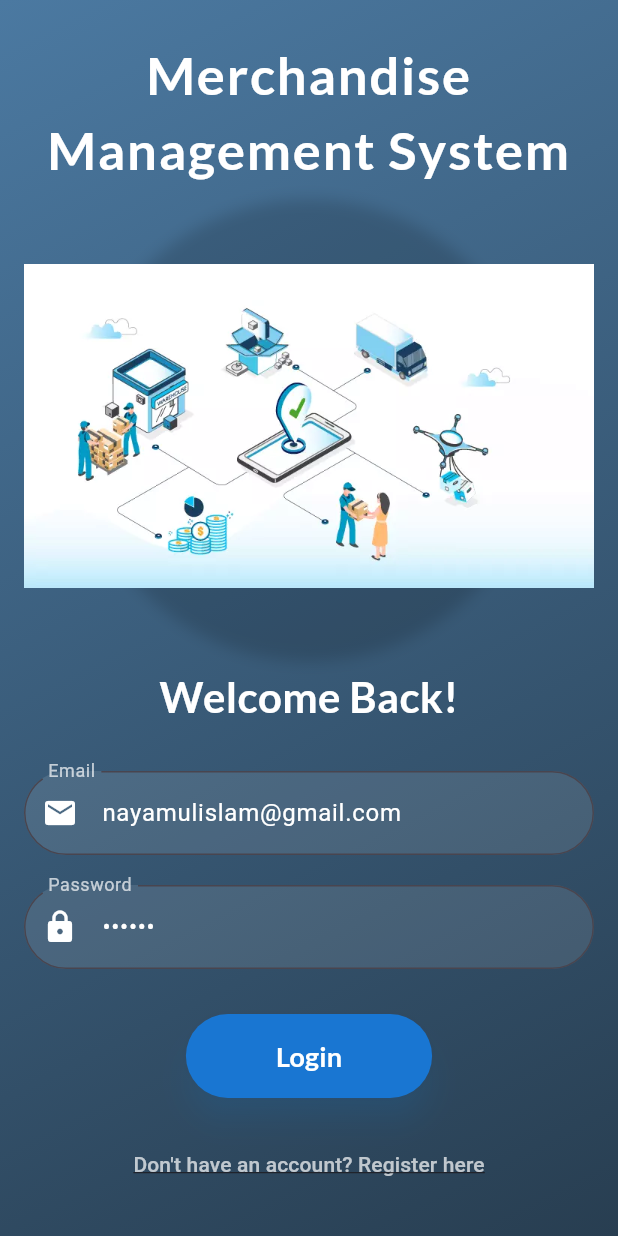
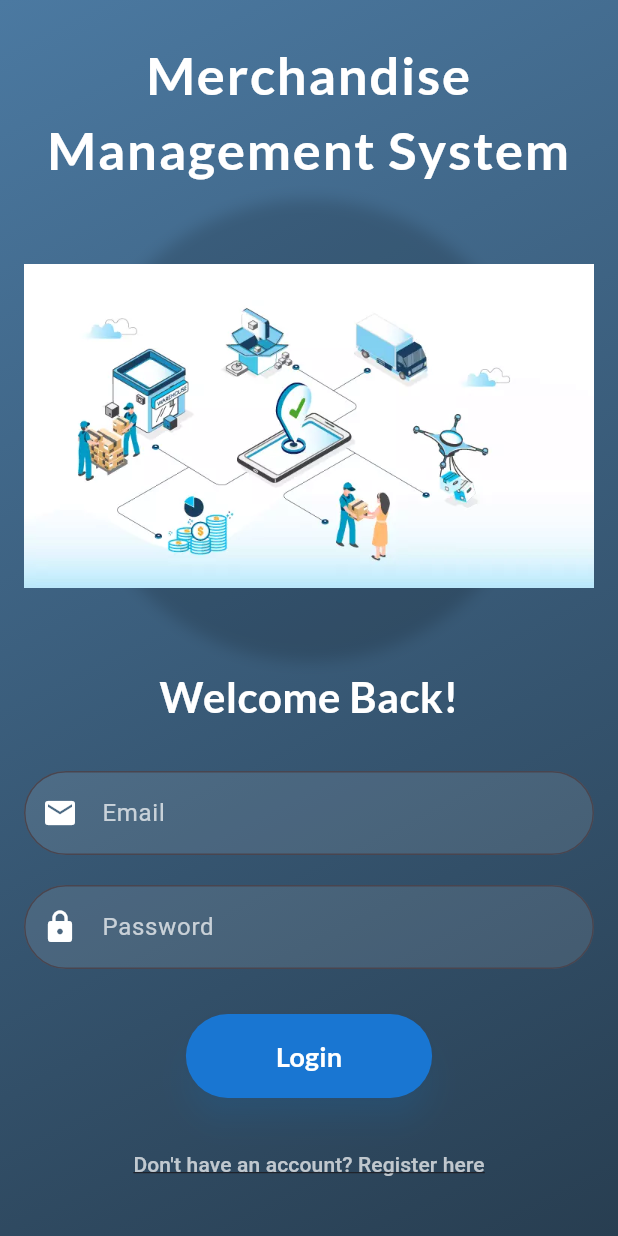
Before and after one commit to NayamulNirob/Flutter_Project, a Flutter app: the screen it shows after launch, on a phone screen of 412 x 824 dp. Run offline on Flutter 3.47's test engine with Material 3 defaults, Android fonts, the phone set to English and light mode, and no system bars; our stand-ins replace dio, flutter_secure_storage, flutter_svg, google_fonts, image_picker, shared_preferences and 1 more; missing offline and left inert: image_picker_web, jwt_decode, radio_group_v2; accounts and stored records are empty.

Commit message:
Update LogInPage.dart

```diff
--- a/merchandise_management_system/lib/pages/LogInPage.dart
+++ b/merchandise_management_system/lib/pages/LogInPage.dart
@@ -7,8 +7,8 @@ import 'package:merchandise_management_system/pages/admin_page.dart';
 import 'package:merchandise_management_system/services/AuthService.dart';
 
 class LoginPage extends StatelessWidget {
-  final TextEditingController email = TextEditingController()..text = 'nayamulislam@gmail.com';
-  final TextEditingController password = TextEditingController()..text='123456';
+  final TextEditingController email = TextEditingController();
+  final TextEditingController password = TextEditingController();
 
   final store = const FlutterSecureStorage();
   AuthService authService = AuthService();
```
